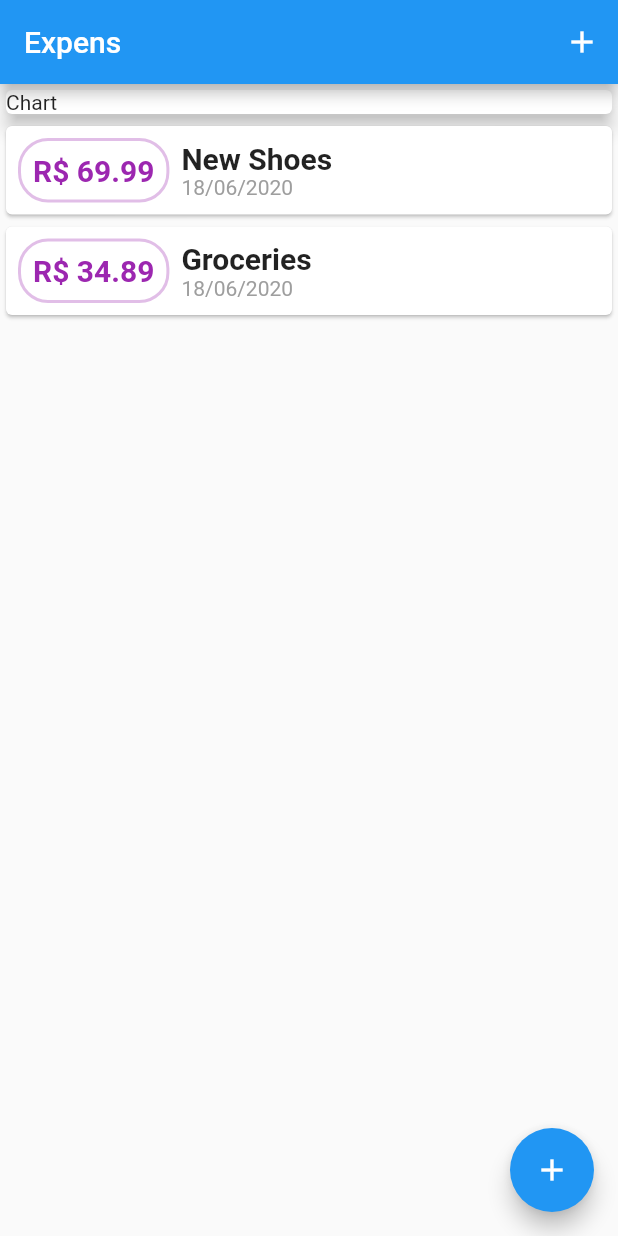
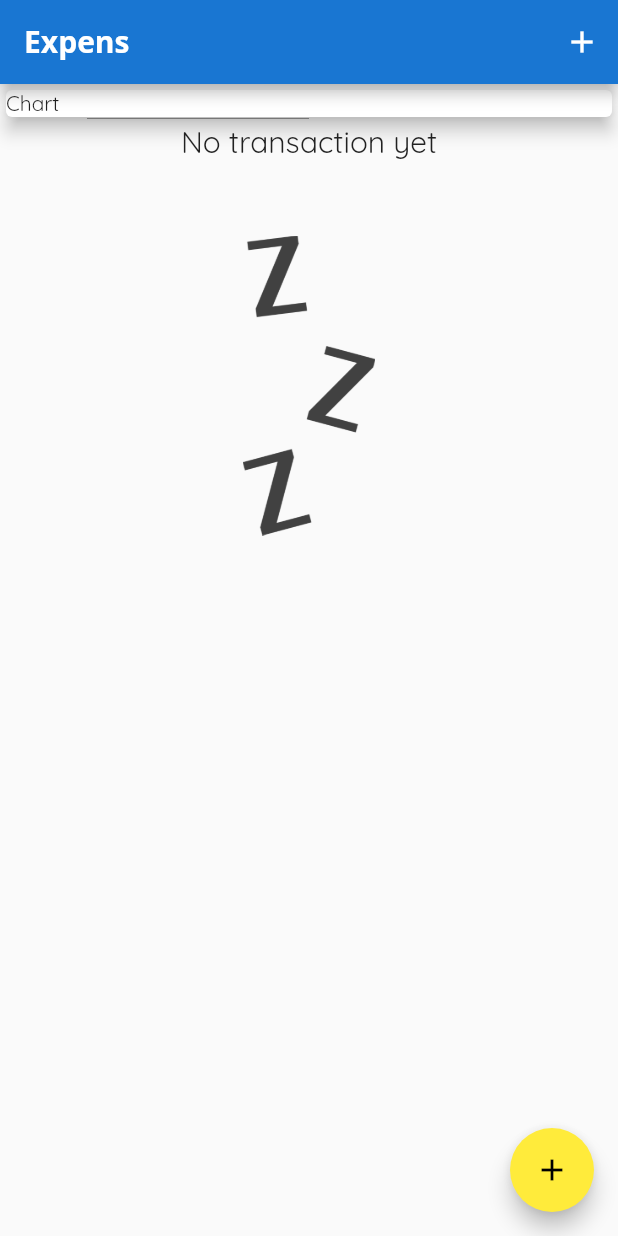
Before and after one commit to victorhsantiago/expens, a Flutter app: the screen it shows after launch, on a phone screen of 412 x 824 dp. Run offline on Flutter 3.47's test engine with Material 2 defaults, Android fonts, the phone set to English and light mode, and no system bars.

Commit message:
I don't remerber what I was doing here

```diff
--- /dev/null
+++ b/lib/components/Chart.dart
@@ -0,0 +1,11 @@
+import 'package:flutter/material.dart';
+
+class Chart extends StatelessWidget {
+  @override
+  Widget build(BuildContext context) {
+    return Card(
+      elevation: 5,
+      margin: EdgeInsets.all(20),
+    );
+  }
+}
--- a/lib/components/TransactionList.dart
+++ b/lib/components/TransactionList.dart
@@ -12,7 +12,24 @@ class TransactionList extends StatelessWidget {
   Widget build(BuildContext context) {
     return Container(
       height: 410,
-      child: ListView.builder(
+      child: transactions.isEmpty
+          ? Column(
+              children: <Widget>[
+                Text(
+                  'No transaction yet',
+                  style: Theme.of(context).textTheme.title,
+                ),
+                SizedBox(height: 50),
+                Container(
+                  height: 200,
+                  child: Image.asset(
+                    'assets/images/waiting.png',
+                    fit: BoxFit.cover,
+                  ),
+                )
+              ],
+            )
+          : ListView.builder(
               itemCount: transactions.length,
               itemBuilder: (context, index) {
                 return Card(
@@ -22,9 +39,10 @@ class TransactionList extends StatelessWidget {
                         margin: EdgeInsets.all(8),
                         padding: EdgeInsets.all(8),
                         decoration: BoxDecoration(
-                      borderRadius: BorderRadius.all(new Radius.circular(20.0)),
+                            borderRadius:
+                                BorderRadius.all(new Radius.circular(20.0)),
                             border: Border.all(
-                        color: Colors.purple[100],
+                              color: Theme.of(context).primaryColorLight,
                               width: 2,
                             )),
                         child: Text(
@@ -32,7 +50,7 @@ class TransactionList extends StatelessWidget {
                           style: TextStyle(
                               fontWeight: FontWeight.bold,
                               fontSize: 20,
-                        color: Colors.purple),
+                              color: Theme.of(context).primaryColorDark),
                         ),
                       ),
                       Column(
@@ -46,7 +64,8 @@ class TransactionList extends StatelessWidget {
                             ),
                           ),
                           Text(
-                      DateFormat('dd/MM/yyyy').format(transactions[index].date),
+                            DateFormat('dd/MM/yyyy')
+                                .format(transactions[index].date),
                             style: TextStyle(color: Colors.grey),
                           ),
                         ],
--- a/lib/main.dart
+++ b/lib/main.dart
@@ -10,7 +10,20 @@ class MyApp extends StatelessWidget {
   @override
   Widget build(BuildContext context) {
     return MaterialApp(
-      title: 'Flutter App',
+      title: 'Expens',
+      theme: ThemeData(
+        primarySwatch: Colors.blue,
+        accentColor: Colors.yellow,
+        fontFamily: 'Quicksand',
+        appBarTheme: AppBarTheme(
+          textTheme: ThemeData.dark().textTheme.copyWith(
+                  title: TextStyle(
+                fontFamily: 'OpenSans',
+                fontSize: 20,
+                fontWeight: FontWeight.bold,
+              )),
+        ),
+      ),
       home: MyHomePage(),
     );
   }
@@ -23,18 +36,18 @@ class MyHomePage extends StatefulWidget {
 
 class _MyHomePageState extends State<MyHomePage> {
   final List<Transaction> _userTransactions = [
-    Transaction(
-      id: '1',
-      title: 'New Shoes',
-      amount: 69.99,
-      date: DateTime.now(),
-    ),
-    Transaction(
-      id: '2',
-      title: 'Groceries',
-      amount: 34.89,
-      date: DateTime.now(),
-    ),
+    // Transaction(
+    //   id: '1',
+    //   title: 'New Shoes',
+    //   amount: 69.99,
+    //   date: DateTime.now(),
+    // ),
+    // Transaction(
+    //   id: '2',
+    //   title: 'Groceries',
+    //   amount: 34.89,
+    //   date: DateTime.now(),
+    // ),
   ];
 
   void _addNewTransaction(String title, double amount) {
@@ -64,6 +77,7 @@ class _MyHomePageState extends State<MyHomePage> {
     return Scaffold(
       appBar: AppBar(
         title: Text('Expens'),
+        backgroundColor: Theme.of(context).primaryColorDark,
         actions: <Widget>[
           IconButton(
             icon: Icon(Icons.add),
```
Also changed, not shown: pubspec.yaml (+15 -13 lines), assets/fonts/OpenSans-Bold.ttf (added), assets/fonts/OpenSans-Regular.ttf (added), assets/fonts/Quicksand-Bold.ttf (added), assets/fonts/Quicksand-Light.ttf (added), assets/fonts/Quicksand-Medium.ttf (added), assets/fonts/Quicksand-Regular.ttf (added), assets/images/waiting.png (added), pubspec.lock, 1 other file. Lines whose indentation alone changed are shown as unchanged.
